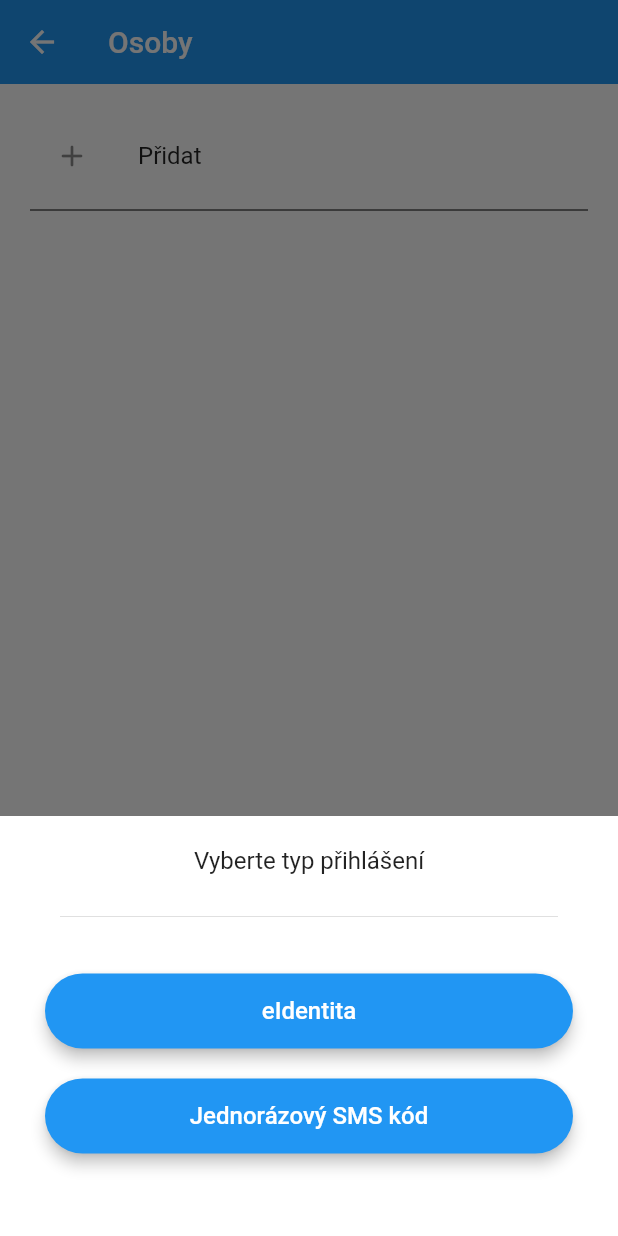
After one commit to borisgrigorov/Tycka, a Flutter app: the PersonsSettings screen opened directly, after a tap on "Přidat", on a phone screen of 412 x 824 dp. The commit adds this screen. Run offline on Flutter 3.47's test engine with Material 2 defaults, Android fonts, the phone set to English and light mode, and no system bars; our stand-ins replace connectivity_plus, flutter_secure_storage, google_fonts, qr_flutter; missing offline and left inert: dynamic_themes, flutter_custom_tabs, receive_sharing_intent; accounts and stored records are empty.

Commit message:
Persons management

```diff
--- /dev/null
+++ b/lib/ui/screens/persons.dart
@@ -0,0 +1,124 @@
+import 'package:flutter/material.dart';
+import 'package:flutter/services.dart';
+import 'package:tycka/data/consts.dart';
+import 'package:tycka/main.dart';
+import 'package:tycka/ui/components.dart';
+import 'package:tycka/ui/tyckaDialog.dart';
+import 'package:tycka/utils/themeUtils.dart';
+import 'package:flutter_custom_tabs/flutter_custom_tabs.dart' as customTabs;
+import 'package:url_launcher/url_launcher.dart';
+
+class PersonsSettings extends StatefulWidget {
+  const PersonsSettings({Key? key}) : super(key: key);
+
+  @override
+  _PersonSettingsState createState() => _PersonSettingsState();
+}
+
+class _PersonSettingsState extends State<PersonsSettings> {
+  bool _isLoading = false;
+
+  @override
+  Widget build(BuildContext context) {
+    return Stack(
+      children: [body(), TyckaUI.loading(_isLoading)],
+    );
+  }
+
+  Widget body() {
+    return Scaffold(
+      appBar: AppBar(
+        title: Text("Osoby"),
+        iconTheme: IconThemeData(color: Colors.white),
+        brightness: Brightness.dark,
+        elevation: 0.0,
+      ),
+      backgroundColor: ThemeUtils.backgroundColor(context),
+      body: Padding(
+          padding: const EdgeInsets.all(20.0),
+          child: Column(
+            children: [
+              ListTile(
+                shape: RoundedRectangleBorder(
+                    borderRadius: BorderRadius.circular(15.0)),
+                title: Text("Přidat"),
+                leading: Icon(Icons.add_rounded),
+                onTap: () {
+                  showModalBottomSheet(
+                      context: context,
+                      builder: (context) => Container(
+                            height: 280,
+                            color: ThemeUtils.backgroundColor(context),
+                            child: Padding(
+                              padding: const EdgeInsets.all(20.0),
+                              child: Column(
+                                children: [
+                                  Text(
+                                    "Vyberte typ přihlášení",
+                                    style: TextStyle(fontSize: 16.0),
+                                  ),
+                                  Padding(
+                                    padding: const EdgeInsets.all(20.0),
+                                    child: Divider(),
+                                  ),
+                                  TyckaUI.button(context,
+                                      onPressed: () =>
+                                          login(TyckaLoginTypes.NIA),
+                                      text: "eIdentita"),
+                                  TyckaUI.button(context,
+                                      onPressed: () =>
+                                          login(TyckaLoginTypes.SMS),
+                                      text: "Jednorázový SMS kód"),
+                                ],
+                              ),
+                            ),
+                          ));
+                },
+              ),
+              Divider(
+                color: ThemeUtils.isDark(context) ? Colors.white : Colors.black,
+              ),
+              Expanded(
+                child: ListView.builder(
+                  itemCount: tyckaData.persons.length,
+                  itemBuilder: (context, index) => ListTile(
+                    shape: RoundedRectangleBorder(
+                        borderRadius: BorderRadius.circular(15.0)),
+                    title: Text(tyckaData.persons[index].getName()),
+                    subtitle:
+                        Text(tyckaData.persons[index].getBetterBirthDate()),
+                    leading: Icon(Icons.person_rounded),
+                    onTap: () {},
+                  ),
+                ),
+              ),
+            ],
+          )),
+    );
+  }
+
+  void login(TyckaLoginTypes provider) async {
+    setState(() {
+      _isLoading = true;
+    });
+    String loginUrl = await tyckaData.registerNewDevice(provider);
+    try {
+      customTabs.launch(loginUrl,
+          customTabsOption: customTabs.CustomTabsOption(
+            animation: customTabs.CustomTabsSystemAnimation.slideIn(),
+            toolbarColor: Theme.of(context).primaryColor,
+            enableDefaultShare: true,
+            enableUrlBarHiding: true,
+            showPageTitle: true,
+          ));
+    } catch (e) {
+      try {
+        launch(loginUrl);
+      } catch (e) {
+        Clipboard.setData(ClipboardData(text: loginUrl));
+        await TyckaDialog.show(context, "Nepovedlo se otevřít přihlášení.",
+            "Odkaz byl zkopírován do schránky, prosím, otevřete jej v prohlížeči,");
+      }
+    }
+  }
+}
```
Also changed, not shown: lib/ui/screens/settings.dart (+9 -0 lines).
